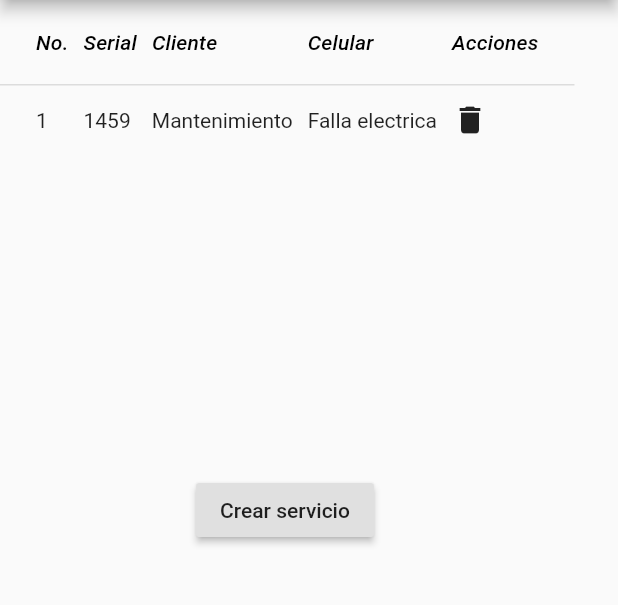
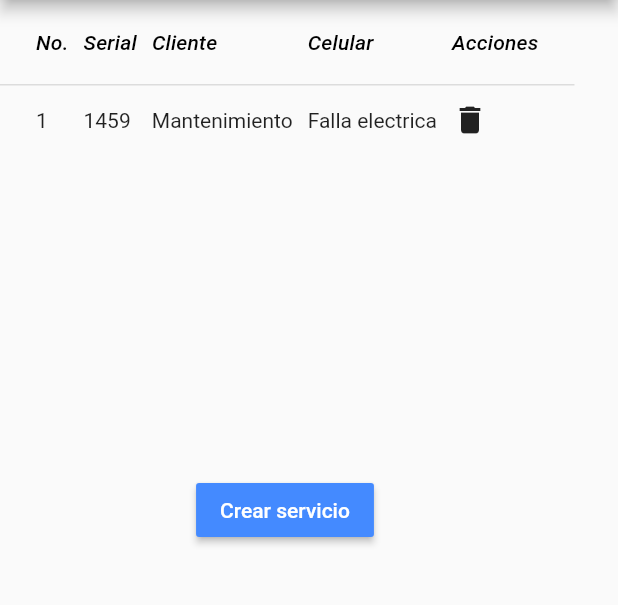
Before and after one commit to otoro90/CopyStartApp, a Flutter app: the screen it shows after launch, on a phone screen of 412 x 824 dp, the part 84-689 px from its top. Run offline on Flutter 3.47's test engine with Material 2 defaults, Android fonts, the phone set to English and light mode, and no system bars.

Commit message:
cambio homepage color  button

```diff
--- a/lib/pages/home.dart
+++ b/lib/pages/home.dart
@@ -22,6 +22,7 @@ class _MyHomePageState extends State<MyHomePage> {
       body: _body(),
       floatingActionButton: Center(
         child: RaisedButton(
+          color: Colors.blueAccent,
           onPressed: () {
             setState(() {
               Navigator.push(
@@ -39,7 +40,7 @@ class _MyHomePageState extends State<MyHomePage> {
                           accion: "Crear nuevo servicio")));
             });
           },
-          child: Text('Crear servicio'),
+          child: Text('Crear servicio'), textColor: Colors.white,
         ),
       ),
     );
```
